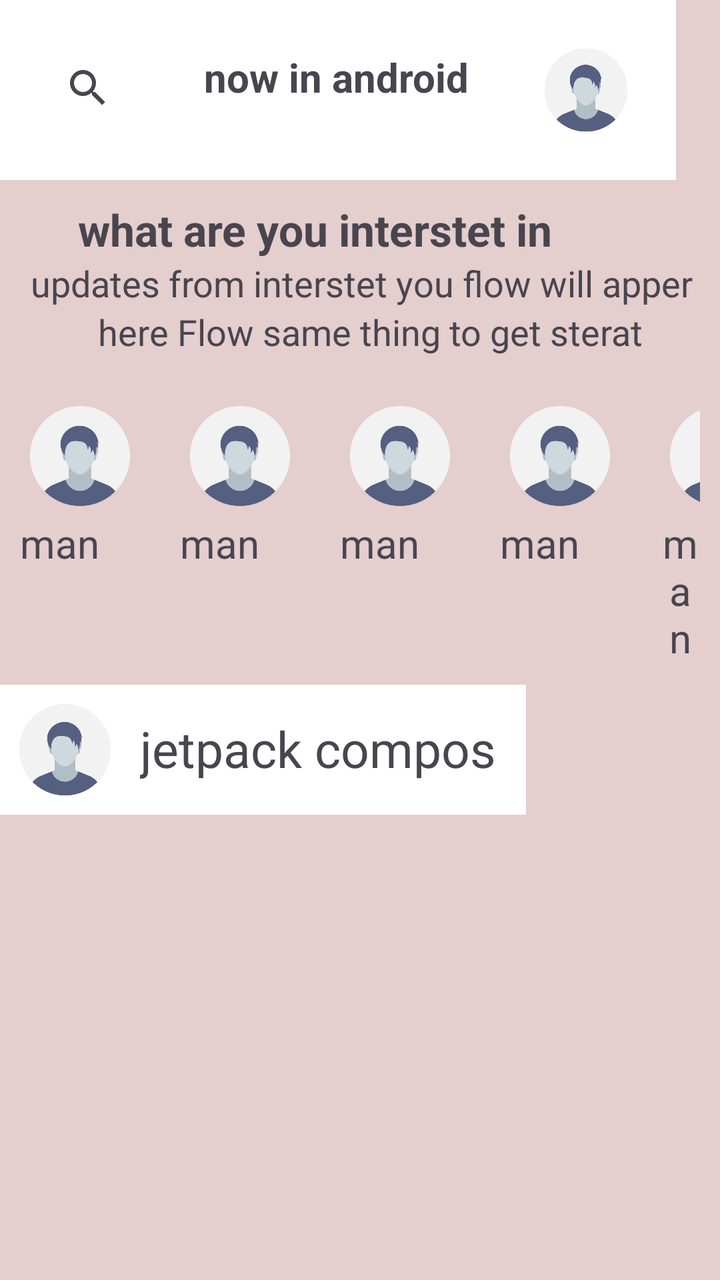
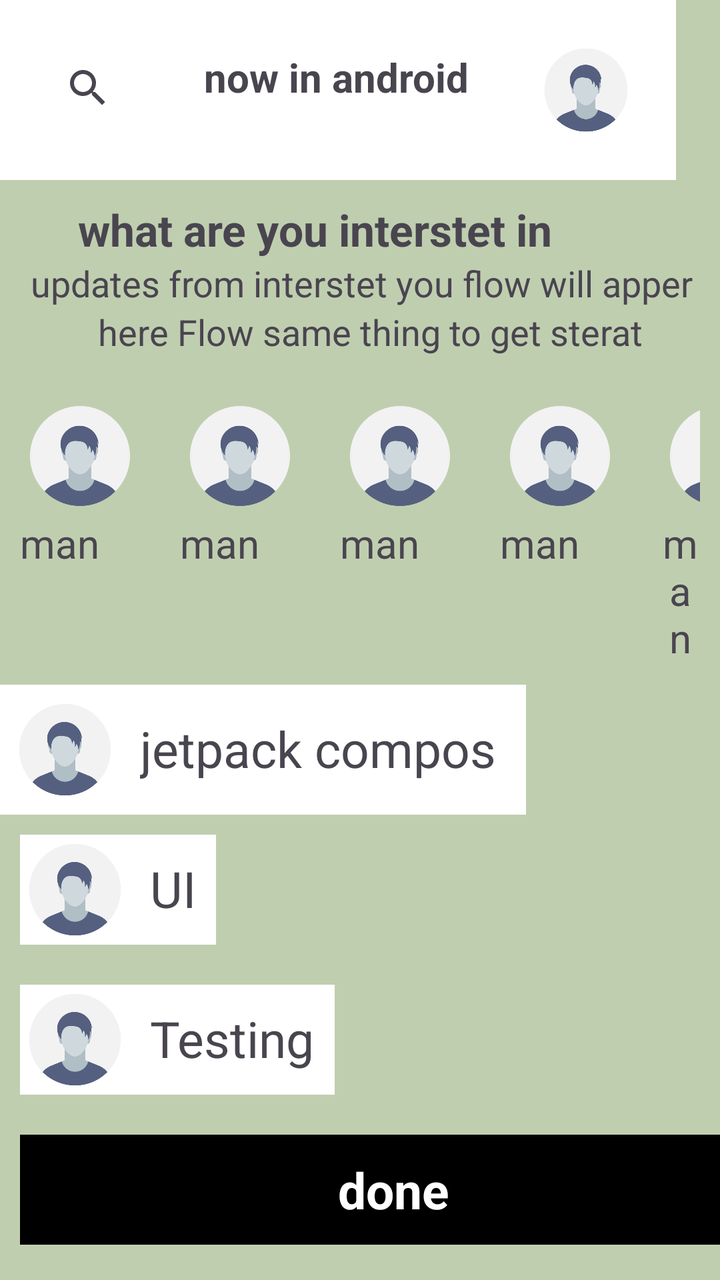

Two renders of the same Android screen: before a commit and after it. Below are the layout's source before the change and the commit's diff.
<!-- AndroidManifest.xml: application theme Theme.MyApplication2 -->
<!-- res/layout/activity_main.xml -->
<?xml version="1.0" encoding="utf-8"?>
<LinearLayout xmlns:android="http://schemas.android.com/apk/res/android"
    xmlns:app="http://schemas.android.com/apk/res-auto"
    xmlns:tools="http://schemas.android.com/tools"
    android:id="@+id/main"
    android:layout_width="match_parent"
    android:layout_height="match_parent"
    android:orientation="vertical"
    android:layout_margin="10dp"
    android:background="#E4CECE"
    tools:context=".MainActivity">

    <LinearLayout
        android:layout_width="wrap_content"
        android:layout_height="wrap_content"
        android:orientation="horizontal"
        android:background="@color/white"
        android:padding="20dp"
        >
        <SearchView
            android:layout_width="wrap_content"
            android:layout_height="wrap_content" />

        <TextView
            android:layout_width="200dp"
            android:layout_height="wrap_content"
            android:text="now in android"
            android:textAlignment="center"
            android:textSize="20dp"
            android:textStyle="bold"
            android:layout_marginTop="5dp"
            android:layout_weight="0"
            />
        <ImageView
            android:layout_width="50dp"
            android:layout_height="50dp"
            android:src="@drawable/man"
            android:layout_weight="1"/>




    </LinearLayout>

    <LinearLayout
        android:layout_width="match_parent"
        android:layout_height="wrap_content"
        android:orientation="vertical"
        android:padding="10dp">


        <TextView
            android:layout_width="300dp"
            android:layout_height="wrap_content"
            android:text="what are you interstet in "
            android:textAlignment="center"
            android:textSize="22dp"
            android:textStyle="bold" />

        <TextView
            android:layout_width="350dp"
            android:layout_height="wrap_content"
            android:text="updates from interstet you flow will apper  "
            android:textAlignment="center"
            android:textSize="18dp" />

        <TextView
            android:layout_width="350dp"
            android:layout_height="wrap_content"
            android:text="here Flow same thing to get sterat"
            android:textAlignment="center"
            android:textSize="18dp"/>

    </LinearLayout>
   <LinearLayout
       android:layout_width="wrap_content"
       android:layout_height="wrap_content"
       android:orientation="horizontal">

       <LinearLayout
           android:layout_width="wrap_content"
           android:layout_height="wrap_content"
           android:orientation="vertical"
           android:layout_margin="10dp">

           <ImageView
               android:layout_width="60dp"
               android:layout_height="60dp"
               android:src="@drawable/man"/>

           <TextView
               android:layout_width="wrap_content"
               android:layout_height="wrap_content"
               android:text="man"
               android:textSize="20dp"
               android:textAlignment="center"/>

       </LinearLayout>
       <LinearLayout
           android:layout_width="wrap_content"
           android:layout_height="wrap_content"
           android:orientation="vertical"
           android:layout_margin="10dp">

           <ImageView
               android:layout_width="60dp"
               android:layout_height="60dp"
               android:src="@drawable/man"/>

           <TextView
               android:layout_width="wrap_content"
               android:layout_height="wrap_content"
               android:text="man"
               android:textSize="20dp"
               android:textAlignment="center"/>

       </LinearLayout>
       <LinearLayout
           android:layout_width="wrap_content"
           android:layout_height="wrap_content"
           android:orientation="vertical"
           android:layout_margin="10dp">

           <ImageView
               android:layout_width="60dp"
               android:layout_height="60dp"
               android:src="@drawable/man"/>

           <TextView
               android:layout_width="wrap_content"
               android:layout_height="wrap_content"
               android:text="man"
               android:textSize="20dp"
               android:textAlignment="center"/>

       </LinearLayout>
       <LinearLayout
           android:layout_width="wrap_content"
           android:layout_height="wrap_content"
           android:orientation="vertical"
           android:layout_margin="10dp">

           <ImageView
               android:layout_width="60dp"
               android:layout_height="60dp"
               android:src="@drawable/man"/>

           <TextView
               android:layout_width="wrap_content"
               android:layout_height="wrap_content"
               android:text="man"
               android:textSize="20dp"
               android:textAlignment="center"/>

       </LinearLayout>
       <LinearLayout
           android:layout_width="wrap_content"
           android:layout_height="wrap_content"
           android:orientation="vertical"
           android:layout_margin="10dp">

           <ImageView
               android:layout_width="60dp"
               android:layout_height="60dp"
               android:src="@drawable/man"/>

           <TextView
               android:layout_width="wrap_content"
               android:layout_height="wrap_content"
               android:text="man"
               android:textSize="20dp"
               android:textAlignment="center"/>

       </LinearLayout>

   </LinearLayout>

    <LinearLayout
        android:layout_width="wrap_content"
        android:layout_height="wrap_content"
        android:orientation="horizontal"
        android:padding="5dp"
        android:background="@color/white">

        <ImageView
            android:layout_width="55dp"
            android:layout_height="55dp"
            android:src="@drawable/man"/>

        <TextView
            android:layout_width="wrap_content"
            android:layout_height="wrap_content"
            android:text="jetpack compos"
            android:textSize="25dp"
            android:textAlignment="center"
            android:layout_margin="10dp"/>




    </LinearLayout>


</LinearLayout>
<!-- resources referenced by this layout -->
<resources>
  <color name="white">#FFFFFFFF</color>
  <!-- drawable man: png bitmap (drawable, 20883 bytes) -->
  <style name="Theme.MyApplication2" parent="Base.Theme.MyApplication2" />
  <style name="Base.Theme.MyApplication2" parent="Theme.Material3.DayNight.NoActionBar">
          
          
      </style>
</resources>

<!-- the commit's change to res/layout/activity_main.xml (unified diff, before → after) -->
@@ -7,7 +7,7 @@
     android:layout_height="match_parent"
     android:orientation="vertical"
     android:layout_margin="10dp"
-    android:background="#E4CECE"
+    android:background="#C0CEB0"
     tools:context=".MainActivity">
 
     <LinearLayout
@@ -200,5 +200,87 @@
 
     </LinearLayout>
 
+    <LinearLayout
+        android:layout_width="wrap_content"
+        android:layout_height="wrap_content"
+        android:orientation="horizontal"
+        android:layout_margin="10dp"
+        android:background="@color/white">
+
+        <ImageView
+            android:layout_width="55dp"
+            android:layout_height="55dp"
+            android:src="@drawable/man"/>
+
+        <TextView
+            android:layout_width="wrap_content"
+            android:layout_height="wrap_content"
+            android:text="UI"
+            android:textAlignment="center"
+            android:textSize="25dp"
+            android:layout_margin="10dp"/>
+    </LinearLayout>
+
+    <LinearLayout
+        android:layout_width="wrap_content"
+        android:layout_height="wrap_content"
+        android:layout_margin="10dp"
+        android:orientation="horizontal"
+        android:background="@color/white">
+
+        <ImageView
+            android:layout_width="55dp"
+            android:layout_height="55dp"
+            android:src="@drawable/man"/>
+
+        <TextView
+            android:layout_width="wrap_content"
+            android:layout_height="wrap_content"
+            android:text="Testing"
+            android:textAlignment="center"
+            android:textSize="25dp"
+            android:layout_margin="10dp"/>
+
+
+    </LinearLayout>
+
+    <LinearLayout
+        android:layout_width="374dp"
+        android:layout_height="55dp"
+        android:layout_margin="10dp"
+        android:background="@color/black"
+        android:orientation="vertical"
+        android:gravity="center"
+        >
+
+        <TextView
+            android:layout_width="wrap_content"
+            android:layout_height="wrap_content"
+            android:layout_margin="10dp"
+            android:text="done"
+            android:textAlignment="center"
+            android:textColor="@color/white"
+            android:textSize="25dp"
+            android:textStyle="bold"/>
+    </LinearLayout>
+
+    <LinearLayout
+        android:layout_width="376dp"
+        android:layout_height="55dp"
+        android:layout_margin="10dp"
+        android:gravity="center"
+        android:orientation="vertical"
+        android:background="@color/white">
+
+        <TextView
+            android:layout_width="wrap_content"
+            android:layout_height="wrap_content"
+            android:text="browse topic "
+            android:textAlignment="center"
+            android:textColor="@color/black"
+            android:textSize="25dp"
+            android:textStyle="italic"/>
+    </LinearLayout>
+
 
 </LinearLayout>
<!-- resource entries referenced after the edit -->
@@ -1,5 +1,6 @@
 <!-- resources referenced by this layout -->
 <resources>
+  <color name="black">#FF000000</color>
   <color name="white">#FFFFFFFF</color>
   <!-- drawable man: png bitmap (drawable, 20883 bytes) -->
   <style name="Theme.MyApplication2" parent="Base.Theme.MyApplication2" />
